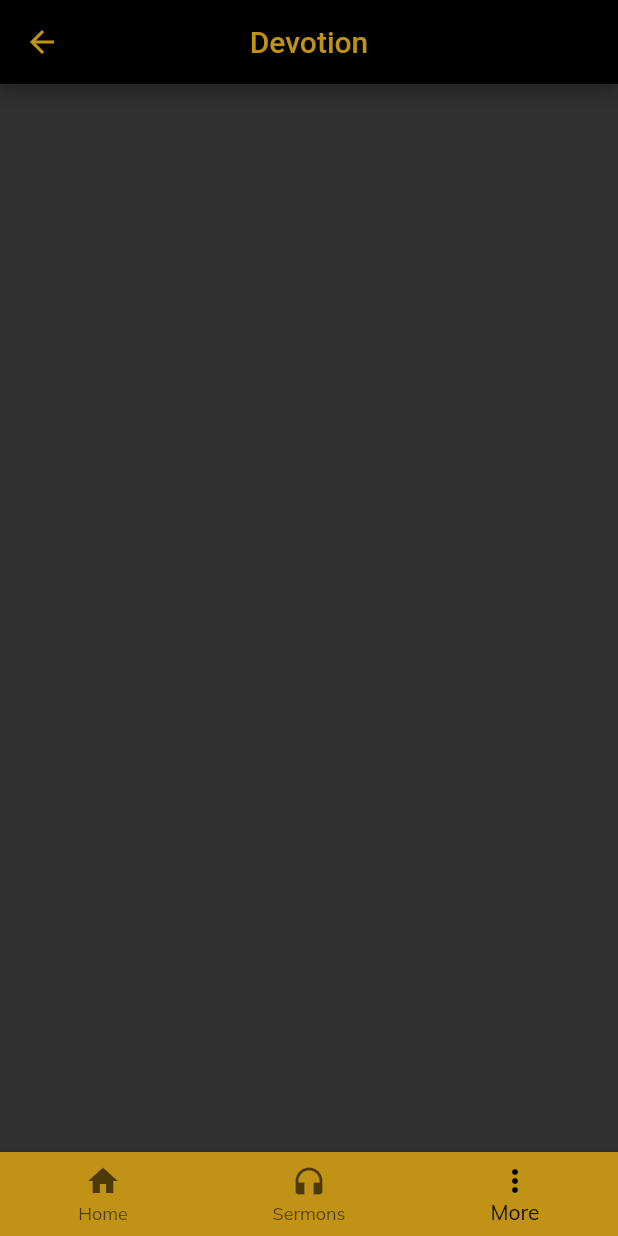
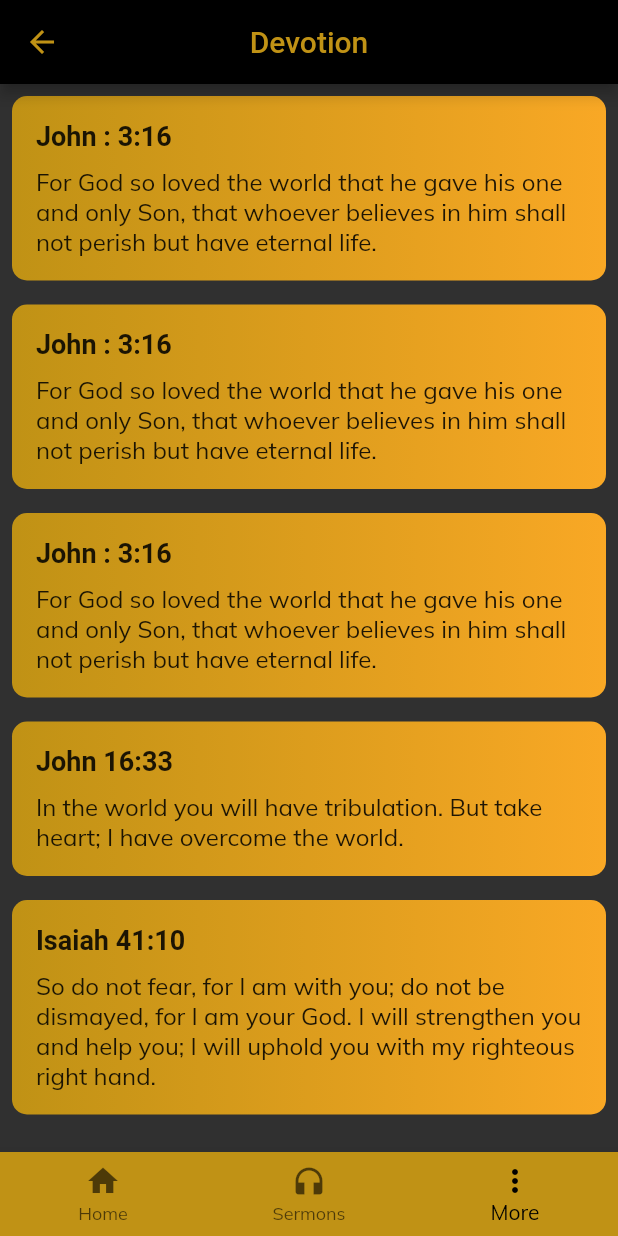
Before and after one commit to Ashaba123/kin, a Flutter app: the Devotions screen opened by its route, on a phone screen of 412 x 824 dp. Run offline on Flutter 3.47's test engine with Material 2 defaults, Android fonts, the phone set to English and light mode, and no system bars; our stand-ins replace animated_splash_screen, carousel_slider, google_fonts; network calls fail; Roboto replaces fonts that are missing (Philosopher).

Commit message:
"work on devotion,testimony screens"

```diff
--- a/lib/main.dart
+++ b/lib/main.dart
@@ -6,6 +6,7 @@ import 'package:kin/screens/details_screen.dart';
 import 'package:kin/screens/dashboard_screen.dart';
 import 'package:kin/screens/devotion.dart';
 import 'package:kin/screens/events.dart';
+import 'package:kin/screens/giving_screen.dart';
 import 'package:kin/screens/life_group_screen.dart';
 import 'package:kin/screens/sermons_screen.dart';
 import 'package:kin/screens/testimonies.dart';
@@ -42,6 +43,7 @@ class MyApp extends StatelessWidget {
         '/events': (context) => const Events(),
         '/devotions': (context) => const Devotions(),
         '/testimonies': (context) => const Testimonies(),
+        '/giving': (context) => const GivingScreen(),
       },
       home: AnimatedSplashScreen(
         duration: 3000,
--- /dev/null
+++ b/lib/models/devotion_model.dart
@@ -0,0 +1,32 @@
+class Devotion {
+  String scripture;
+  String text;
+  Devotion({required this.scripture, required this.text});
+}
+
+List<Devotion> devotions = [
+  Devotion(
+    scripture: 'John : 3:16',
+    text:
+        "For God so loved the world that he gave his one and only Son, that whoever believes in him shall not perish but have eternal life.",
+  ),
+  Devotion(
+    scripture: 'John : 3:16',
+    text:
+        "For God so loved the world that he gave his one and only Son, that whoever believes in him shall not perish but have eternal life.",
+  ),
+  Devotion(
+    scripture: 'John : 3:16',
+    text:
+        "For God so loved the world that he gave his one and only Son, that whoever believes in him shall not perish but have eternal life.",
+  ),
+  Devotion(
+      scripture: 'John 16:33',
+      text:
+          "In the world you will have tribulation. But take heart; I have overcome the world."),
+  Devotion(
+    scripture: 'Isaiah 41:10',
+    text:
+        "So do not fear, for I am with you; do not be dismayed, for I am your God. I will strengthen you and help you; I will uphold you with my righteous right hand.",
+  ),
+];
--- /dev/null
+++ b/lib/models/testimony_model.dart
@@ -0,0 +1,21 @@
+class Testimony {
+  String name;
+  String testimony;
+  Testimony({required this.name, required this.testimony});
+}
+
+List<Testimony> testimonies = [
+  Testimony(
+      name: "James Browne",
+      testimony:
+          "As a child, my Dad was the final authority.  What he believed, I believed.  But as a teenager I began to rebel. I started to develop my own convictions. I began posting signs on my bedroom door stating the things that I strongly believed in. "),
+  Testimony(
+      name: "Lewis Browne",
+      testimony:
+          "I wanted to be close to God. My flatmate said that if I worked harder and prayed 40 minutes a day that I would soon come to know God. I decided to give it a go.  But after a year of this I still felt so far from God.  My flatmate's method wasn't changing my life either."),
+  Testimony(
+      name: "Daniel Browne",
+      testimony:
+          "I need to mention that this sense of security in God has been a process.  It hasn't been anything I have done."),
+  Testimony(name: "Famata Browne", testimony: "I have salvation."),
+];
--- a/lib/screens/devotion.dart
+++ b/lib/screens/devotion.dart
@@ -1,6 +1,8 @@
 import 'package:flutter/material.dart';
+import 'package:google_fonts/google_fonts.dart';
 import 'package:kin/components/bottom_navigation.dart';
 import 'package:kin/constants/constants.dart';
+import 'package:kin/models/devotion_model.dart';
 
 class Devotions extends StatelessWidget {
   const Devotions({Key? key}) : super(key: key);
@@ -23,6 +25,46 @@ class Devotions extends StatelessWidget {
           centerTitle: true,
         ),
         bottomNavigationBar: BottomNavBar(selectedIndex: 2),
-    );
+        body: ListView(
+          children: devotions
+              .map(
+                (devotion) => Padding(
+                  padding: const EdgeInsets.all(8.0),
+                  child: Container(
+                    width: double.infinity,
+                    padding: const EdgeInsets.all(16),
+                    decoration: BoxDecoration(
+                      gradient: LinearGradient(colors: [
+                        kGold,
+                        Colors.yellow.shade800,
+                      ]),
+                      borderRadius: BorderRadius.circular(10),
+                    ),
+                    child: Column(
+                      crossAxisAlignment: CrossAxisAlignment.start,
+                      children: [
+                        Text(
+                          devotion.scripture,
+                          style: GoogleFonts.philosopher(
+                            fontSize: 18,
+                            fontWeight: FontWeight.bold,
+                          ),
+                        ),
+                        const SizedBox(
+                          height: 10,
+                        ),
+                        Text(
+                          devotion.text,
+                          style: const TextStyle(
+                            fontSize: 16,
+                          ),
+                        ),
+                      ],
+                    ),
+                  ),
+                ),
+              )
+              .toList(),
+        ));
   }
 }
```
Also changed, not shown: lib/screens/dashboard_screen.dart (+14 -3 lines), lib/screens/giving_screen.dart (added, +37 -0 lines), lib/screens/testimonies.dart (+41 -1 lines). Lines whose indentation alone changed are shown as unchanged.
